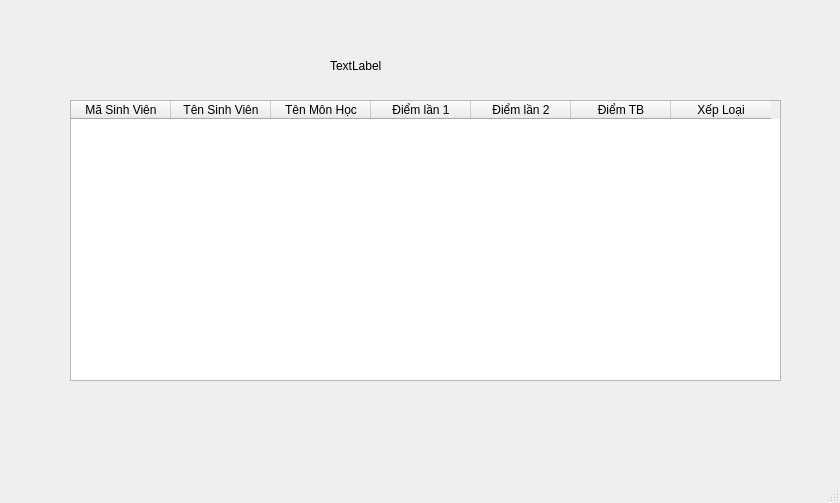
Ducquy2/BTL_Python_Nhom09, file ui/TrangSV.ui: the form before one commit.
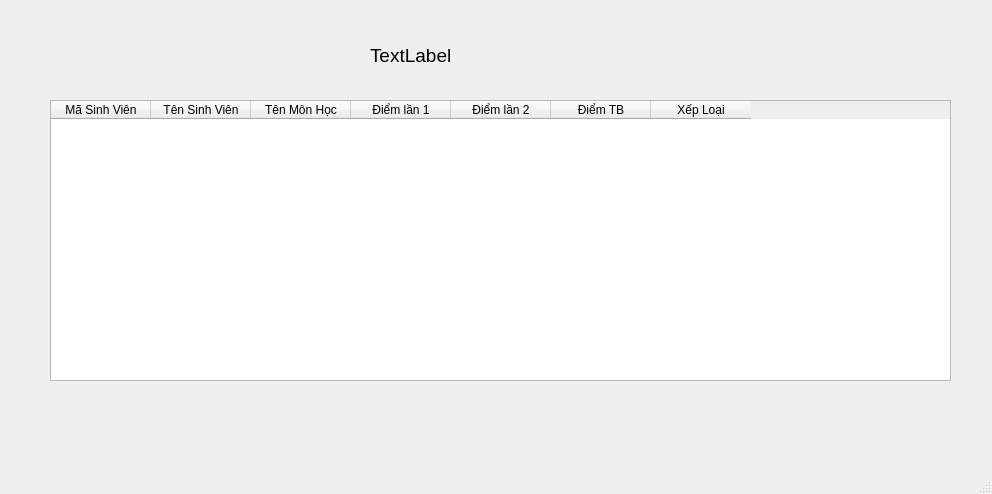
The form after the commit.

```diff
--- a/ui/TrangSV.ui
+++ b/ui/TrangSV.ui
@@ -6,8 +6,8 @@
    <rect>
     <x>0</x>
     <y>0</y>
-    <width>840</width>
-    <height>503</height>
+    <width>992</width>
+    <height>494</height>
    </rect>
   </property>
   <property name="windowTitle">
@@ -17,9 +17,9 @@
    <widget class="QTableWidget" name="tableWidget">
     <property name="geometry">
      <rect>
-      <x>70</x>
+      <x>50</x>
       <y>100</y>
-      <width>711</width>
+      <width>901</width>
       <height>281</height>
      </rect>
     </property>
@@ -62,12 +62,17 @@
    <widget class="QLabel" name="label">
     <property name="geometry">
      <rect>
-      <x>330</x>
-      <y>50</y>
+      <x>370</x>
+      <y>40</y>
       <width>201</width>
       <height>31</height>
      </rect>
     </property>
+    <property name="font">
+     <font>
+      <pointsize>14</pointsize>
+     </font>
+    </property>
     <property name="text">
      <string>TextLabel</string>
     </property>
```
Left out of the diff: 4 changed lines with no effect on the pictures.
